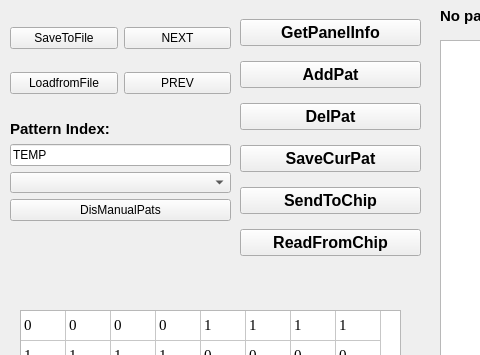
First picture: the form in twoFirst01/DimmingDebugger_Readback_SX7/TestPattern_res.ui, repository hooloong/gitpython, before the edit; both pictures show x 0 to 480 and y 0 to 355 of the 870 by 708 pixel window.
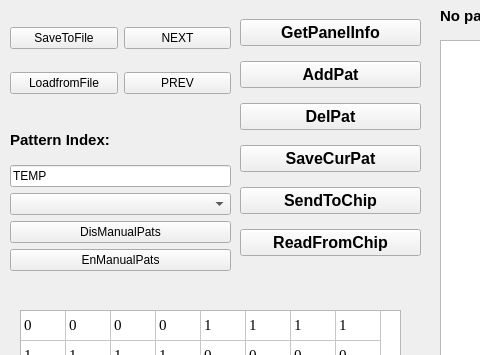
Second picture: the form after the edit.

Diff of the .ui file:
```diff
--- a/twoFirst01/DimmingDebugger_Readback_SX7/TestPattern_res.ui
+++ b/twoFirst01/DimmingDebugger_Readback_SX7/TestPattern_res.ui
@@ -633,7 +633,7 @@
      <x>10</x>
      <y>120</y>
      <width>221</width>
-     <height>101</height>
+     <height>151</height>
     </rect>
    </property>
    <layout class="QVBoxLayout" name="verticalLayout_2">
@@ -671,6 +671,13 @@
       </property>
      </widget>
     </item>
+    <item>
+     <widget class="QPushButton" name="pushButton_enable">
+      <property name="text">
+       <string>EnManualPats</string>
+      </property>
+     </widget>
+    </item>
    </layout>
   </widget>
  </widget>
```
